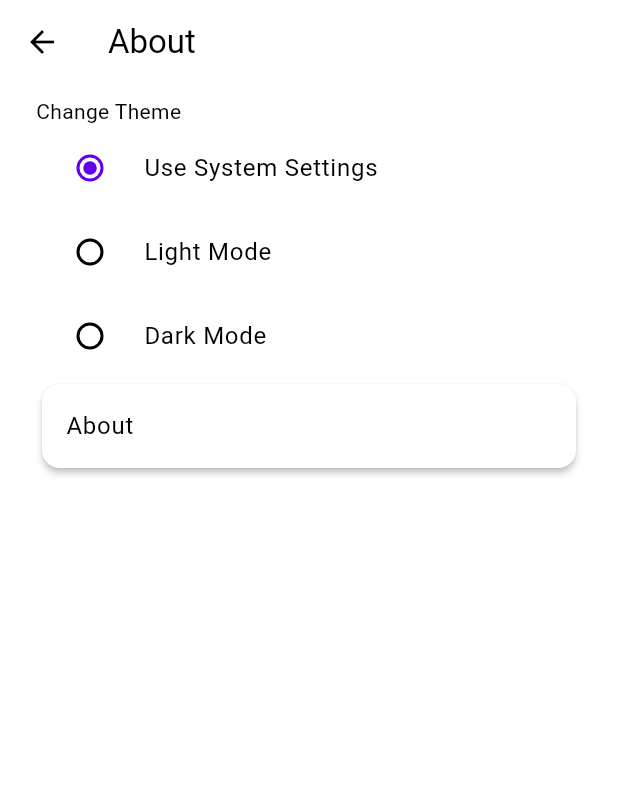
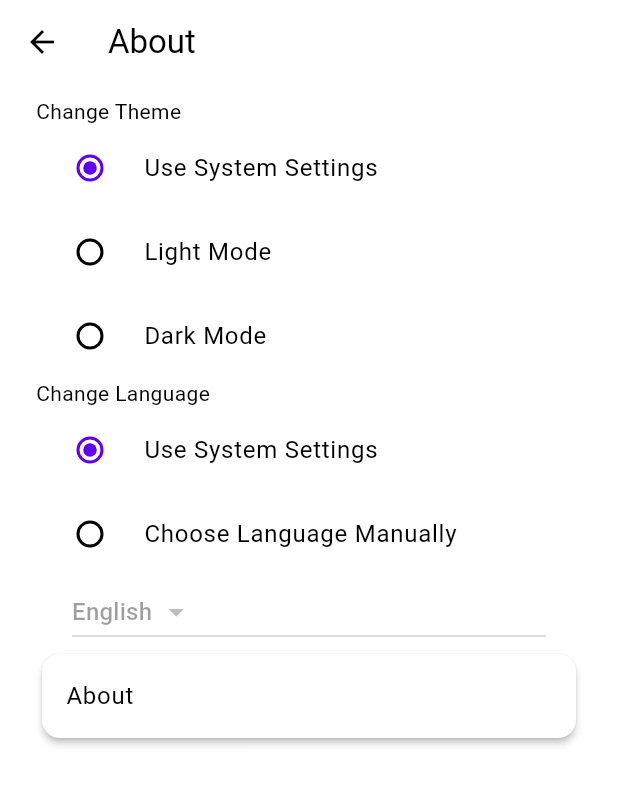
Before and after one commit to TheCreator69/HelpMeDecide, a Flutter app: the screen it shows after launch, after a tap on the "settings" icon, on a phone screen of 412 x 824 dp. Shown: the top 785 px of the screen. Run offline on Flutter 3.47's test engine with Material 2 defaults, Android fonts, the phone set to English and light mode, and no system bars; our stand-ins replace get, get_storage; generated files the repository leaves out were written again.

Commit message:
Add support for changing language in-app

```diff
--- a/lib/l10n/app_en.arb
+++ b/lib/l10n/app_en.arb
@@ -28,10 +28,18 @@
     "decidePageFurtherDecisionActions": "Decide again!",
 
     "settingsPageTitle": "Settings",
+
     "settingsPageThemeSectionTitle": "Change Theme",
     "settingsPageThemeOptionSystem": "Use System Settings",
     "settingsPageThemeOptionLight": "Light Mode",
     "settingsPageThemeOptionDark": "Dark Mode",
+
+    "settingsPageLanguageSectionTitle": "Change Language",
+    "settingsPageLanguageOptionSystem": "Use System Settings",
+    "settingsPageLanguageOptionCustom": "Choose Language Manually",
+    "settingsPageLanguageEnglish": "English",
+    "settingsPageLanguageGerman": "German",
+
     "settingsPageAboutTitle": "About",
     "settingsPageAboutContent": "Help me Decide v1.0\nCopyright 2023 TheCreator",
     "settingsPageAboutConfirm": "Okay"
--- a/lib/main.dart
+++ b/lib/main.dart
@@ -16,6 +16,7 @@ class DecisionApp extends StatelessWidget {
   DecisionApp({super.key});
 
   final themeController = Get.put(ThemeController());
+  final localeController = Get.put(LocaleController());
 
   @override
   Widget build(BuildContext context) {
@@ -36,6 +37,7 @@ class DecisionApp extends StatelessWidget {
       themeMode: themeController.loadThemeMode(),
       localizationsDelegates: AppLocalizations.localizationsDelegates,
       supportedLocales: AppLocalizations.supportedLocales,
+      locale: localeController.currentLocale.value,
       onGenerateTitle: (context) =>
           AppLocalizations.of(context)!.appDescription,
       home: const HomePage(),
--- a/lib/model/controllers.dart
+++ b/lib/model/controllers.dart
@@ -1,8 +1,10 @@
 import 'dart:math';
 
 import 'package:flutter/material.dart';
+import 'package:flutter_gen/gen_l10n/app_localizations.dart';
 import 'package:get/get.dart';
 import 'package:get_storage/get_storage.dart';
+import 'package:intl/intl.dart';
 
 import 'decision_maker.dart';
 
@@ -179,3 +181,58 @@ class ThemeController extends GetxController {
     currentThemeMode.value = themeMode;
   }
 }
+
+class LocaleController extends GetxController {
+  final GetStorage _box = GetStorage();
+  final String _localeKey = "locale";
+  final String _localeModeKey = "localeMode";
+
+  Rx<Locale> currentLocale = (Get.deviceLocale ?? const Locale("en", "US")).obs;
+  Rx<String> localeMode = "system".obs;
+
+  Locale loadLocale() {
+    final bool isUsingSystemLocale = _box.read(_localeModeKey);
+    if (isUsingSystemLocale) {
+      localeMode.value = isUsingSystemLocale ? "system" : "custom";
+      return currentLocale.value;
+    }
+
+    final String loadedLocaleInfo = _box.read(_localeKey) ?? "en";
+    currentLocale.value = Locale(loadedLocaleInfo);
+    return currentLocale.value;
+  }
+
+  void saveLocale(Locale locale) {
+    String localeValue = locale.languageCode;
+    _box.write(_localeKey, localeValue);
+  }
+
+  void applyLocale(Locale locale) {
+    Intl.defaultLocale = locale.toLanguageTag();
+    currentLocale.value = locale;
+  }
+
+  void saveIsUsingSystemLocale(bool isUsingSystemLocale) {
+    _box.write(_localeModeKey, isUsingSystemLocale);
+  }
+
+  void applyIsUsingSystemLocale(bool isUsingSystemLocale) {
+    isUsingSystemLocale
+        ? Get.locale = Get.deviceLocale
+        : Get.locale = currentLocale.value;
+    localeMode.value = isUsingSystemLocale ? "system" : "custom";
+  }
+
+  String getLocaleDisplayText(Locale locale, BuildContext context) {
+    final Map<Locale, String> localeToDisplayText = {
+      const Locale("en", "Us"):
+          AppLocalizations.of(context)!.settingsPageLanguageEnglish,
+      const Locale("en"):
+          AppLocalizations.of(context)!.settingsPageLanguageEnglish,
+      const Locale("de"):
+          AppLocalizations.of(context)!.settingsPageLanguageGerman,
+    };
+    return localeToDisplayText[locale] ??
+        AppLocalizations.of(context)!.settingsPageLanguageEnglish;
+  }
+}
--- a/lib/view/settings_page.dart
+++ b/lib/view/settings_page.dart
@@ -8,6 +8,7 @@ class SettingsPage extends StatelessWidget {
   SettingsPage({super.key});
 
   final themeController = Get.find<ThemeController>();
+  final localeController = Get.find<LocaleController>();
 
   @override
   Widget build(BuildContext context) {
@@ -53,6 +54,57 @@ class SettingsPage extends StatelessWidget {
                     themeController.saveThemeMode(value ?? ThemeMode.system);
                   }),
             ),
+            Text(AppLocalizations.of(context)!.settingsPageLanguageSectionTitle,
+                style: const TextStyle(fontSize: 14)),
+            Obx(
+              () => RadioListTile(
+                title: Text(AppLocalizations.of(context)!
+                    .settingsPageLanguageOptionSystem),
+                value: "system",
+                groupValue: localeController.localeMode.value,
+                onChanged: (value) {
+                  localeController.applyIsUsingSystemLocale(true);
+                  localeController.saveIsUsingSystemLocale(true);
+                },
+              ),
+            ),
+            Obx(
+              () => RadioListTile(
+                title: Text(AppLocalizations.of(context)!
+                    .settingsPageLanguageOptionCustom),
+                value: "custom",
+                groupValue: localeController.localeMode.value,
+                onChanged: (value) {
+                  localeController.applyIsUsingSystemLocale(false);
+                  localeController.saveIsUsingSystemLocale(false);
+                },
+              ),
+            ),
+            Obx(
+              () => DropdownButton<Locale>(
+                value: localeController.currentLocale.value,
+                onChanged: localeController.localeMode.value == "custom"
+                    ? (Locale? value) {
+                        localeController
+                            .applyLocale(value ?? const Locale("en"));
+                        localeController
+                            .saveLocale(value ?? const Locale("en"));
+                      }
+                    : null,
+                items: <Locale>[
+                  const Locale("en", "US"),
+                  const Locale("de"),
+                ].map<DropdownMenuItem<Locale>>((Locale locale) {
+                  return DropdownMenuItem<Locale>(
+                      value: locale,
+                      child: Text(localeController.getLocaleDisplayText(
+                          locale, context)));
+                }).toList(),
+                padding:
+                    const EdgeInsets.symmetric(vertical: 0.0, horizontal: 24.0),
+                elevation: 2,
+              ),
+            ),
             Card(
                 elevation: 2.0,
                 child: ListTile(
```
Also changed, not shown: lib/l10n/app_de.arb (+8 -8 lines).
